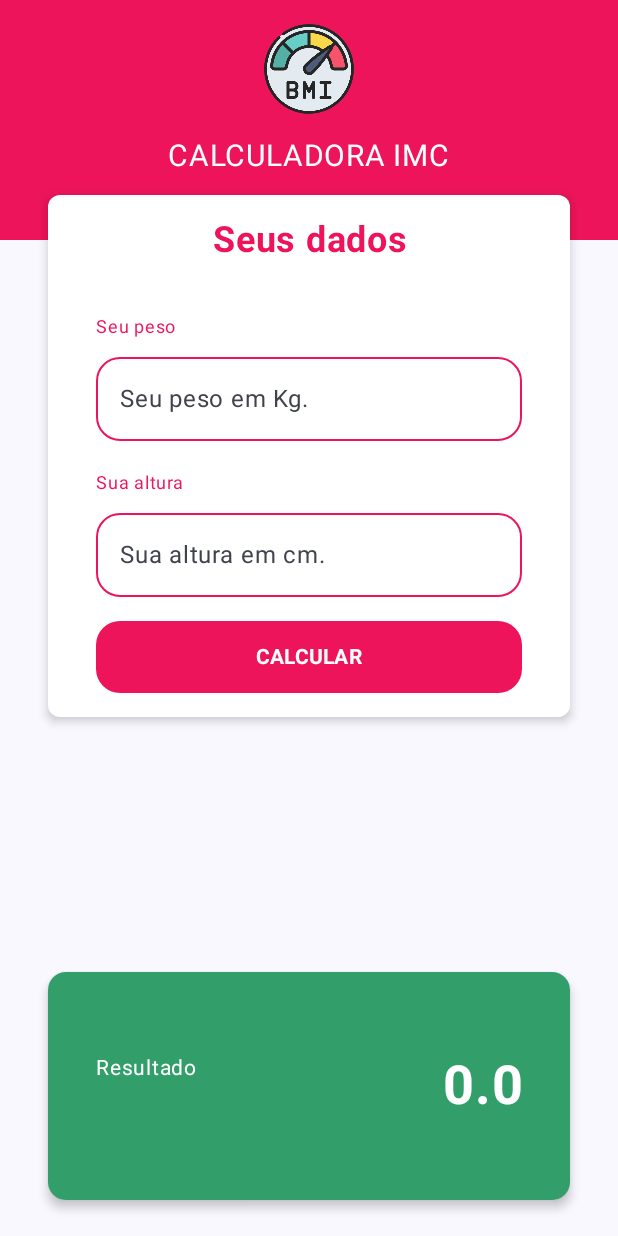
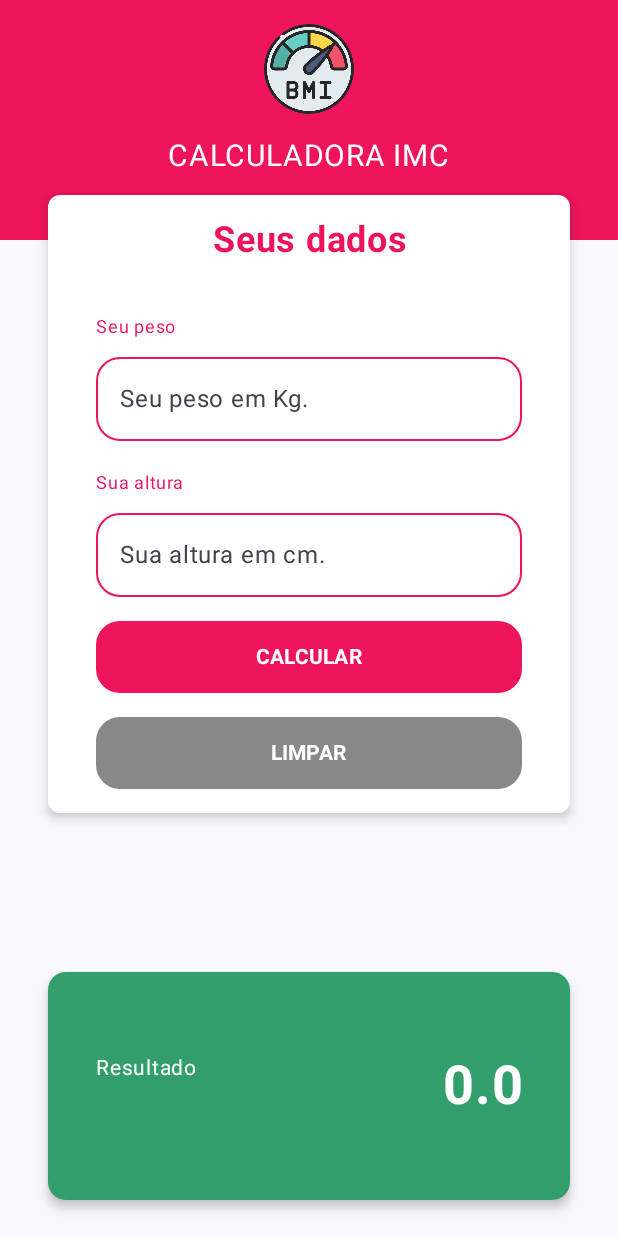
Before and after one commit to DropeVinicius/IMCApp, an Android app built with Jetpack Compose: the screen it shows after launch (MainActivity), on a phone screen of 412 x 824 dp. Run offline under Robolectric (Android 15) with nearby library versions, the phone set to English and light mode, and no system bars.

Commit message:
botão "limpar" adicionado

```diff
--- a/app/src/main/java/br/com/fiap/imcapp/MainActivity.kt
+++ b/app/src/main/java/br/com/fiap/imcapp/MainActivity.kt
@@ -221,6 +221,28 @@ fun IMCScreen() {
                                 fontSize = 14.sp
                             )
                         }
+                        Spacer(modifier = Modifier.height(16.dp))
+                        // Novo botão de limpar
+                        Button(
+                            onClick = {
+                                peso = ""
+                                altura = ""
+                                imc = 0.0
+                                statusImc = ""
+                            },
+                            modifier = Modifier
+                                .fillMaxWidth()
+                                .height(48.dp),
+                            shape = RoundedCornerShape(16.dp),
+                            colors = ButtonDefaults.buttonColors(containerColor = Color.Gray)
+                        ) {
+                            Text (
+                                text = "LIMPAR",
+                                fontWeight = FontWeight.Bold,
+                                color = Color.White,
+                                fontSize = 14.sp
+                            )
+                        }
                     }
                 }
             }
```
